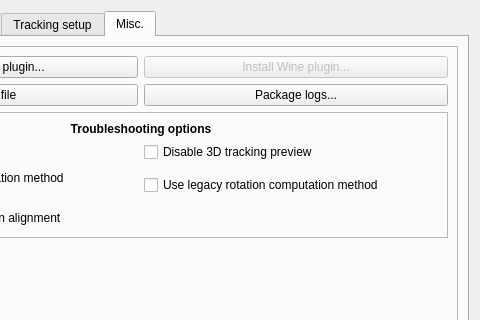
Qt form src/qt_gui/ltr.ui (mavak/linux-track) before a commit; both pictures show x 198 to 678 and y 0 to 320 of the 678 by 425 pixel window.
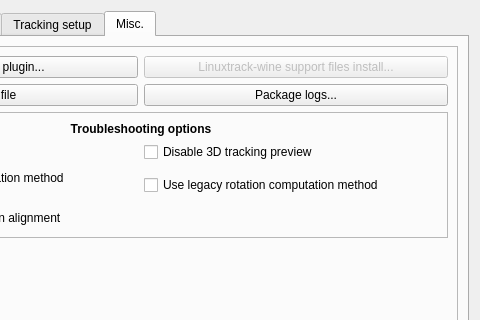
The same form after that commit. The open tabs and pages were chosen to show the change. Icons and pictures are not drawn.

```diff
--- a/src/qt_gui/ltr.ui
+++ b/src/qt_gui/ltr.ui
@@ -150,7 +150,7 @@
                <bool>false</bool>
               </property>
               <property name="text">
-               <string>Install Wine plugin...</string>
+               <string>Linuxtrack-wine support files install...</string>
               </property>
              </widget>
             </item>
```
